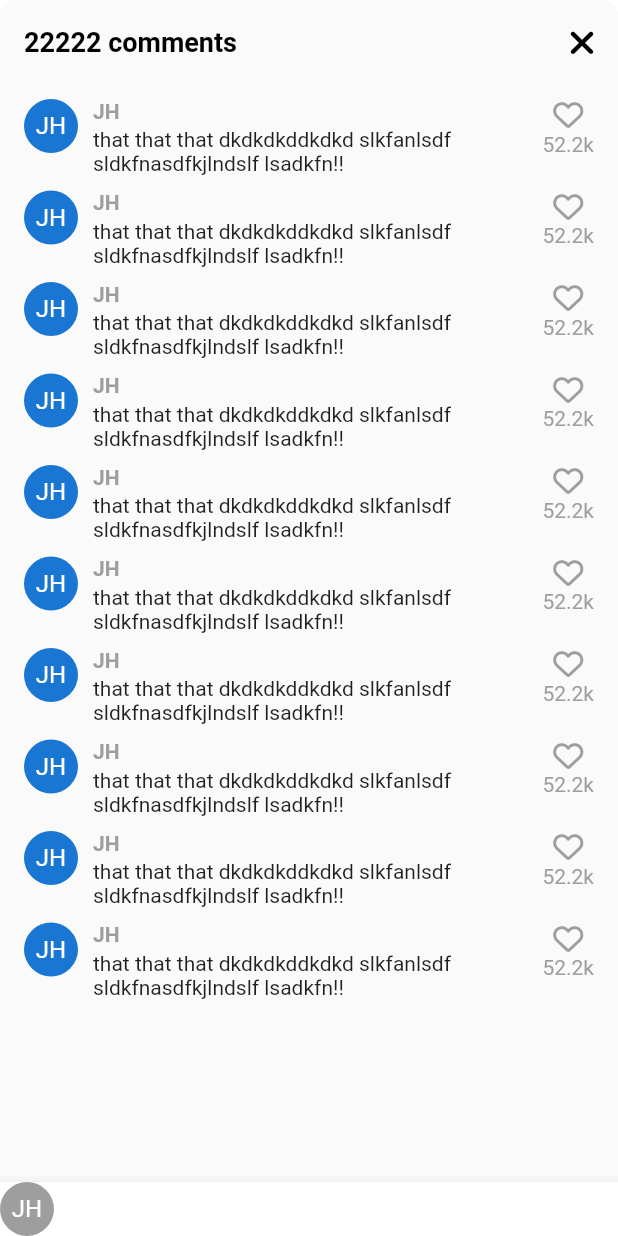
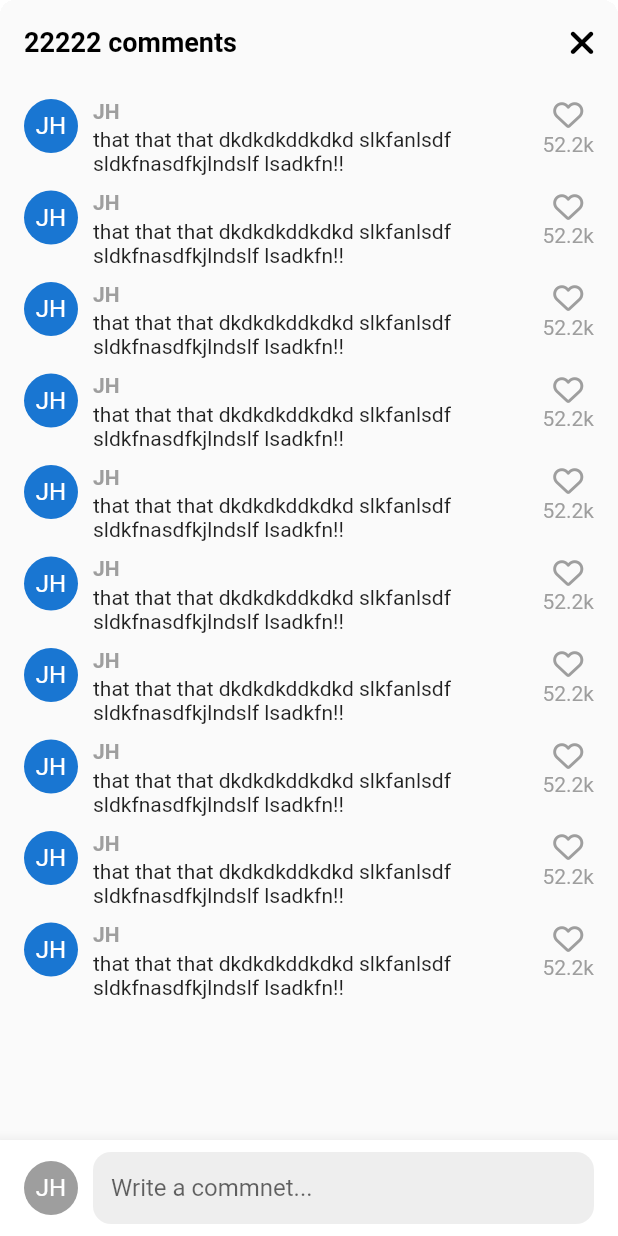
Before and after one commit to bigwave-cho/tikutoku, a Flutter app: the VideoComments screen opened directly, on a phone screen of 412 x 824 dp. Run offline on Flutter 3.47's test engine with Material 2 defaults, Android fonts, the phone set to English and light mode, and no system bars; our stand-ins replace font_awesome_flutter, video_player, visibility_detector; network calls fail.

Commit message:
Comments: bottomSheet scrollable(MediaQuery) & comment textfield(키보드-body 리사이즈) 시작

```diff
--- a/lib/features/main_navigation/main_navigation_screen.dart
+++ b/lib/features/main_navigation/main_navigation_screen.dart
@@ -41,6 +41,9 @@ class _MainNavigationScreenState extends State<MainNavigationScreen> {
   @override
   Widget build(BuildContext context) {
     return Scaffold(
+      //resizeToAvoidBottomInset: 키보드가 나타나도 리사이징 되지 않도록 설정
+      resizeToAvoidBottomInset: false,
+
       // scaffold BG 기본값이 white라 tab위치가 video Timeline일 때만 배경 black
       backgroundColor: _selectedIndex == 0 ? Colors.black : Colors.white,
       body: Stack(
--- a/lib/features/videos/widgets/video_post.dart
+++ b/lib/features/videos/widgets/video_post.dart
@@ -126,6 +126,9 @@ class _VideoPostState extends State<VideoPost>
         ),
       ),
       context: context,
+      // isScrollControlled : 자식으로 ListView나 GridView를 가지고 있고 draggable하게 하려면
+      // true로 설정해야함.
+      isScrollControlled: true,
       builder: ((context) => const VideoComments()),
     );
     // 모달 닫히면 재생
--- a/lib/features/videos/widgets/vidoe_comments.dart
+++ b/lib/features/videos/widgets/vidoe_comments.dart
@@ -17,8 +17,21 @@ class _VideoCommentsState extends State<VideoComments> {
 
   @override
   Widget build(BuildContext context) {
+    /*
+     ## MediaQuery
+     MediaQuery.of(context).size.width는 현재 디스플레이에서 사용 가능한 가로 길이를 반환합니다. 여기서 context는 빌드(build context)를 참조하며, 이를 사용하여 현재 앱 화면에 대한 정보를 얻을 수 있습니다.
+
+     Flutter에서 MediaQuery는 미디어 쿼리 정보를 다루는 클래스입니다. MediaQuery.of(context)는 주어진 컨텍스트에 가장MediaQueryData를 반환합니다. 여기서, size 속성은 현재 디스플레이에 대한 논리적 크기를 나타내는 Size 객체를 반width 속성은 이 객체의 가로 길이를 반환합니다.
+
+    이 정보를 사용하여 다양한 디스플레이 크기에서 동적으로 UI를 조정할 수 있습니다. 예를 들어, 화면의 가로 길이에 따라너비를 조정할 수 있습니다.
+      */
+
+    final size = MediaQuery.of(context).size;
+
     // showModalBottomSheet은 실제로 새로운 스크린을 push하는 것
     return Container(
+      // height는 showModalBottomSheet에 isScrollControlled :true 여야 적용됨
+      height: size.height * 0.75,
       clipBehavior: Clip.hardEdge,
       decoration: BoxDecoration(
         borderRadius: BorderRadius.circular(
@@ -39,7 +52,9 @@ class _VideoCommentsState extends State<VideoComments> {
             ),
           ],
         ),
-        body: ListView.separated(
+        body: Stack(
+          children: [
+            ListView.separated(
               padding: const EdgeInsets.symmetric(
                 vertical: Sizes.size10,
                 horizontal: Sizes.size16,
@@ -94,8 +109,18 @@ class _VideoCommentsState extends State<VideoComments> {
                     ],
                   )),
             ),
-        bottomNavigationBar: BottomAppBar(
+            Positioned(
+              bottom: 0,
+              // Positioned width 없으면 에러뜸.
+              width: size.width,
+
+              child: BottomAppBar(
                 color: Colors.white,
+                child: Padding(
+                  padding: const EdgeInsets.symmetric(
+                    horizontal: Sizes.size16,
+                    vertical: Sizes.size8,
+                  ),
                   child: Row(children: [
                     CircleAvatar(
                       radius: 18,
@@ -104,8 +129,37 @@ class _VideoCommentsState extends State<VideoComments> {
                       child: const Text(
                         'JH',
                       ),
+                    ),
+                    Gaps.h10,
+                    Expanded(
+                      //TextField는 그냥 쓰면 남은 공간을 다 차지하려 해서 에러가 뜬다(unbound)
+                      // SizedBox로 감싸서 너비를 정해주거나 Expanded로 남은 공간을 차지하도록 하면 됨
+
+                      // 가상키보드 : 키보드가 나타나면 플러터는 기본적으로 body를 리사이징하고
+                      //             바텀 네비를 슬라이드 아웃 & 인 시킴
+                      //resizeToAvoidBottomInset : false로 리사이징 비활성화.
+                      child: TextField(
+                        cursorColor: Theme.of(context).primaryColor,
+                        decoration: InputDecoration(
+                          hintText: 'Write a commnet...',
+                          border: OutlineInputBorder(
+                            borderRadius: BorderRadius.circular(Sizes.size12),
+                            borderSide: BorderSide.none,
+                          ),
+                          filled: true,
+                          fillColor: Colors.grey.shade200,
+                          contentPadding: const EdgeInsets.symmetric(
+                            horizontal: Sizes.size12,
+                            vertical: Sizes.size10,
+                          ),
+                        ),
+                      ),
                     )
                   ]),
+                ),
+              ),
+            )
+          ],
         ),
       ),
     );
```
Lines whose indentation alone changed are shown as unchanged.
